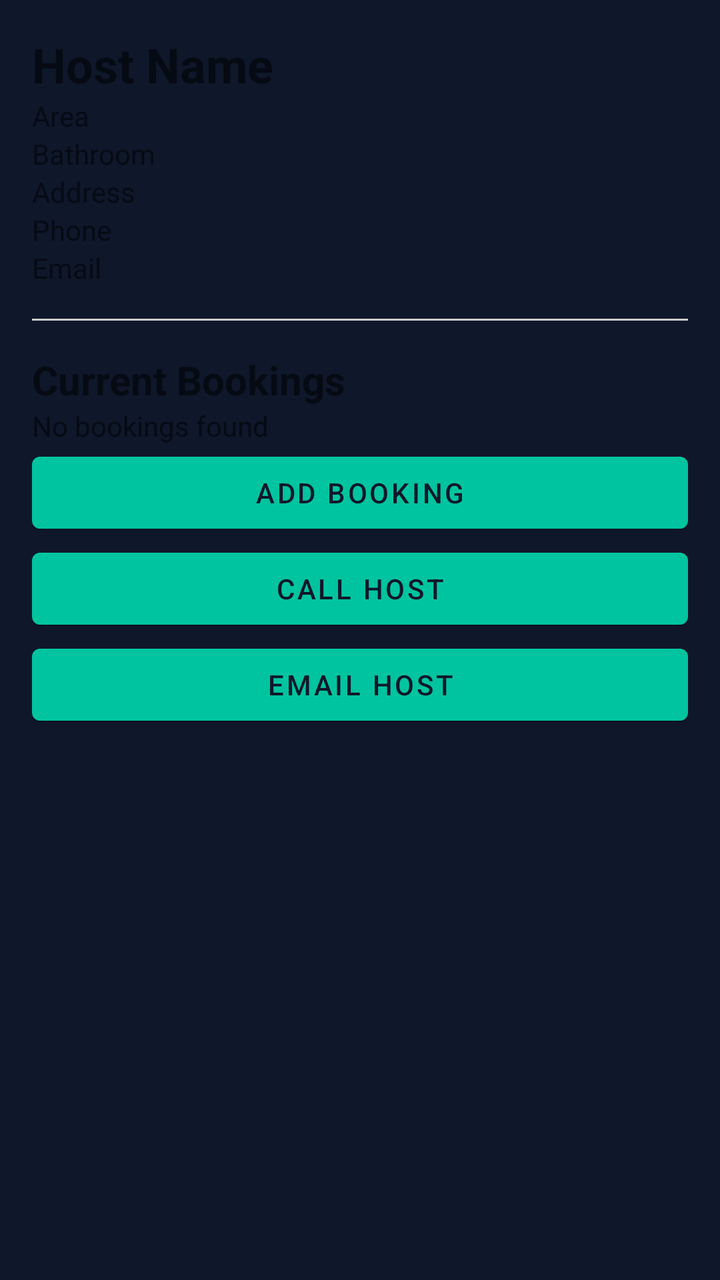
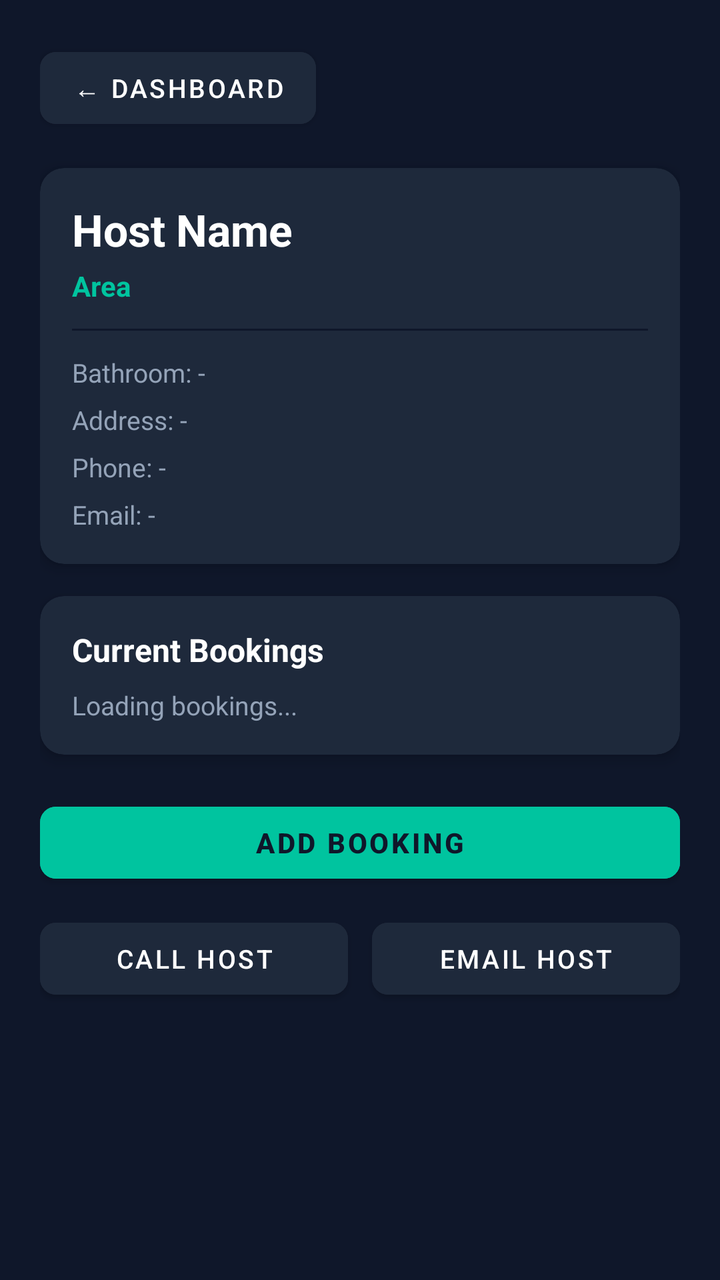

An Android layout rendered at two revisions. The XML below is the earlier revision; the diff shows what the commit changed to produce the second picture.
<!-- AndroidManifest.xml: application theme Theme.SBA_Application -->
<!-- res/layout/activity_host_details.xml -->
<?xml version="1.0" encoding="utf-8"?>
<ScrollView xmlns:android="http://schemas.android.com/apk/res/android"
    xmlns:tools="http://schemas.android.com/tools"
    android:layout_width="match_parent"
    android:layout_height="match_parent">


    <LinearLayout
        android:layout_width="match_parent"
        android:layout_height="wrap_content"
        android:orientation="vertical"
        android:padding="16dp">

        
        <TextView
            android:id="@+id/txtName"
            android:layout_width="wrap_content"
            android:layout_height="wrap_content"
            android:text="Host Name"
            android:textSize="24sp"
            android:textStyle="bold"
            tools:ignore="HardcodedText" />

        
        <TextView
            android:id="@+id/txtArea"
            android:layout_width="wrap_content"
            android:layout_height="wrap_content"
            android:text="Area"
            tools:ignore="HardcodedText"/>

        
        <TextView
            android:id="@+id/txtBathroom"
            android:layout_width="wrap_content"
            android:layout_height="wrap_content"
            tools:ignore="HardcodedText"
            android:text="Bathroom"/>

        
        <TextView
            android:id="@+id/txtAddress"
            android:layout_width="wrap_content"
            android:layout_height="wrap_content"
            tools:ignore="HardcodedText"
            android:text="Address"/>

        
        <TextView
            android:id="@+id/txtPhone"
            android:layout_width="wrap_content"
            android:layout_height="wrap_content"
            tools:ignore="HardcodedText"
            android:text="Phone"/>

        
        <TextView
            android:id="@+id/txtEmail"
            android:layout_width="wrap_content"
            android:layout_height="wrap_content"
            tools:ignore="HardcodedText"
            android:text="Email"/>

        
        <View
            android:layout_width="match_parent"
            android:layout_height="1dp"
            android:layout_marginTop="16dp"
            android:layout_marginBottom="16dp"
            tools:ignore="HardcodedText"
            android:background="#CCCCCC"/>

        
        <TextView
            android:layout_width="wrap_content"
            android:layout_height="wrap_content"
            android:text="Current Bookings"
            tools:ignore="HardcodedText"
            android:textSize="20sp"
            android:textStyle="bold"/>

        <TextView
            android:id="@+id/txtBookings"
            android:layout_width="match_parent"
            android:layout_height="wrap_content"
            tools:ignore="HardcodedText"
            android:text="No bookings found"/>

        

        <Button
            android:id="@+id/btnAddBooking"
            android:layout_width="match_parent"
            android:layout_height="wrap_content"
            tools:ignore="HardcodedText"
            android:text="Add Booking"/>

        <Button
            android:id="@+id/btnCallHost"
            android:layout_width="match_parent"
            android:layout_height="wrap_content"
            tools:ignore="HardcodedText"
            android:text="Call Host"/>

        <Button
            android:id="@+id/btnEmailHost"
            android:layout_width="match_parent"
            android:layout_height="wrap_content"
            tools:ignore="HardcodedText"
            android:text="Email Host"/>

    </LinearLayout>

</ScrollView>
<!-- resources referenced by this layout -->
<resources>
  <style name="Theme.SBA_Application" parent="Theme.MaterialComponents.DayNight.NoActionBar">
          
          <item name="colorPrimary">@color/sba_teal_accent</item>
          <item name="colorPrimaryVariant">@color/sba_teal_dark</item>
          <item name="colorOnPrimary">@color/sba_dark_navy</item>
  
          
          <item name="android:windowBackground">@color/sba_dark_navy</item>
          <item name="colorSurface">@color/sba_card_bg</item>
  
          
          <item name="android:statusBarColor">@color/sba_dark_navy</item>
      </style>
  <color name="sba_teal_accent">#00C49F</color>
  <color name="sba_teal_dark">#008A70</color>
  <color name="sba_dark_navy">#0F172A</color>
  <color name="sba_card_bg">#1E293B</color>
</resources>

<!-- the commit's change to res/layout/activity_host_details.xml (unified diff, before → after) -->
@@ -1,114 +1,186 @@
 <?xml version="1.0" encoding="utf-8"?>
-<ScrollView xmlns:android="http://schemas.android.com/apk/res/android"
+<ScrollView
+    xmlns:android="http://schemas.android.com/apk/res/android"
+    xmlns:app="http://schemas.android.com/apk/res-auto"
     xmlns:tools="http://schemas.android.com/tools"
     android:layout_width="match_parent"
-    android:layout_height="match_parent">
-
+    android:layout_height="match_parent"
+    android:background="@color/sba_dark_navy"
+    android:fillViewport="true"
+    tools:context=".DetailedHost"
+    tools:ignore="HardcodedText">
 
     <LinearLayout
         android:layout_width="match_parent"
         android:layout_height="wrap_content"
         android:orientation="vertical"
-        android:padding="16dp">
+        android:padding="20dp">
 
         
-        <TextView
-            android:id="@+id/txtName"
+        <Button
+            android:id="@+id/btnReturnDashboard"
             android:layout_width="wrap_content"
-            android:layout_height="wrap_content"
-            android:text="Host Name"
-            android:textSize="24sp"
-            android:textStyle="bold"
-            tools:ignore="HardcodedText" />
+            android:layout_height="48dp"
+            android:backgroundTint="@color/sba_card_bg"
+            android:text="← Dashboard"
+            android:textColor="@color/text_white"
+            android:textSize="13sp"
+            app:cornerRadius="8dp" />
 
         
-        <TextView
-            android:id="@+id/txtArea"
-            android:layout_width="wrap_content"
+        <androidx.cardview.widget.CardView
+            android:layout_width="match_parent"
             android:layout_height="wrap_content"
-            android:text="Area"
-            tools:ignore="HardcodedText"/>
+            android:layout_marginTop="16dp"
+            app:cardBackgroundColor="@color/sba_card_bg"
+            app:cardCornerRadius="12dp"
+            app:cardElevation="4dp">
+
+            <LinearLayout
+                android:layout_width="match_parent"
+                android:layout_height="wrap_content"
+                android:orientation="vertical"
+                android:padding="16dp">
+
+                <TextView
+                    android:id="@+id/txtName"
+                    android:layout_width="wrap_content"
+                    android:layout_height="wrap_content"
+                    android:text="Host Name"
+                    android:textColor="@color/text_white"
+                    android:textSize="22sp"
+                    android:textStyle="bold" />
+
+                <TextView
+                    android:id="@+id/txtArea"
+                    android:layout_width="wrap_content"
+                    android:layout_height="wrap_content"
+                    android:layout_marginTop="4dp"
+                    android:text="Area"
+                    android:textColor="@color/sba_teal_accent"
+                    android:textSize="14sp"
+                    android:textStyle="bold" />
+
+                <View
+                    android:layout_width="match_parent"
+                    android:layout_height="1dp"
+                    android:layout_marginVertical="12dp"
+                    android:background="@color/sba_dark_navy" />
+
+                <TextView
+                    android:id="@+id/txtBathroom"
+                    android:layout_width="wrap_content"
+                    android:layout_height="wrap_content"
+                    android:text="Bathroom: -"
+                    android:textColor="@color/text_muted"
+                    android:textSize="13sp" />
+
+                <TextView
+                    android:id="@+id/txtAddress"
+                    android:layout_width="wrap_content"
+                    android:layout_height="wrap_content"
+                    android:layout_marginTop="6dp"
+                    android:text="Address: -"
+                    android:textColor="@color/text_muted"
+                    android:textSize="13sp" />
+
+                <TextView
+                    android:id="@+id/txtPhone"
+                    android:layout_width="wrap_content"
+                    android:layout_height="wrap_content"
+                    android:layout_marginTop="6dp"
+                    android:text="Phone: -"
+                    android:textColor="@color/text_muted"
+                    android:textSize="13sp" />
+
+                <TextView
+                    android:id="@+id/txtEmail"
+                    android:layout_width="wrap_content"
+                    android:layout_height="wrap_content"
+                    android:layout_marginTop="6dp"
+                    android:text="Email: -"
+                    android:textColor="@color/text_muted"
+                    android:textSize="13sp" />
+            </LinearLayout>
+        </androidx.cardview.widget.CardView>
 
         
-        <TextView
-            android:id="@+id/txtBathroom"
-            android:layout_width="wrap_content"
+        <androidx.cardview.widget.CardView
+            android:layout_width="match_parent"
             android:layout_height="wrap_content"
-            tools:ignore="HardcodedText"
-            android:text="Bathroom"/>
+            android:layout_marginTop="16dp"
+            app:cardBackgroundColor="@color/sba_card_bg"
+            app:cardCornerRadius="12dp"
+            app:cardElevation="4dp">
+
+            <LinearLayout
+                android:layout_width="match_parent"
+                android:layout_height="wrap_content"
+                android:orientation="vertical"
+                android:padding="16dp">
+
+                <TextView
+                    android:layout_width="wrap_content"
+                    android:layout_height="wrap_content"
+                    android:text="Current Bookings"
+                    android:textColor="@color/text_white"
+                    android:textSize="16sp"
+                    android:textStyle="bold" />
+
+                <TextView
+                    android:id="@+id/txtBookings"
+                    android:layout_width="match_parent"
+                    android:layout_height="wrap_content"
+                    android:layout_marginTop="8dp"
+                    android:text="Loading bookings..."
+                    android:textColor="@color/text_muted"
+                    android:textSize="13sp" />
+            </LinearLayout>
+        </androidx.cardview.widget.CardView>
 
         
-        <TextView
-            android:id="@+id/txtAddress"
-            android:layout_width="wrap_content"
-            android:layout_height="wrap_content"
-            tools:ignore="HardcodedText"
-            android:text="Address"/>
-
-        
-        <TextView
-            android:id="@+id/txtPhone"
-            android:layout_width="wrap_content"
-            android:layout_height="wrap_content"
-            tools:ignore="HardcodedText"
-            android:text="Phone"/>
-
-        
-        <TextView
-            android:id="@+id/txtEmail"
-            android:layout_width="wrap_content"
-            android:layout_height="wrap_content"
-            tools:ignore="HardcodedText"
-            android:text="Email"/>
-
-        
-        <View
-            android:layout_width="match_parent"
-            android:layout_height="1dp"
-            android:layout_marginTop="16dp"
-            android:layout_marginBottom="16dp"
-            tools:ignore="HardcodedText"
-            android:background="#CCCCCC"/>
-
-        
-        <TextView
-            android:layout_width="wrap_content"
-            android:layout_height="wrap_content"
-            android:text="Current Bookings"
-            tools:ignore="HardcodedText"
-            android:textSize="20sp"
-            android:textStyle="bold"/>
-
-        <TextView
-            android:id="@+id/txtBookings"
-            android:layout_width="match_parent"
-            android:layout_height="wrap_content"
-            tools:ignore="HardcodedText"
-            android:text="No bookings found"/>
-
-        
-
         <Button
             android:id="@+id/btnAddBooking"
             android:layout_width="match_parent"
-            android:layout_height="wrap_content"
-            tools:ignore="HardcodedText"
-            android:text="Add Booking"/>
+            android:layout_height="48dp"
+            android:layout_marginTop="20dp"
+            android:backgroundTint="@color/sba_teal_accent"
+            android:text="Add Booking"
+            android:textColor="@color/sba_dark_navy"
+            android:textSize="14sp"
+            android:textStyle="bold"
+            app:cornerRadius="8dp" />
 
-        <Button
-            android:id="@+id/btnCallHost"
+        <LinearLayout
             android:layout_width="match_parent"
             android:layout_height="wrap_content"
-            tools:ignore="HardcodedText"
-            android:text="Call Host"/>
+            android:layout_marginTop="10dp"
+            android:orientation="horizontal">
 
-        <Button
-            android:id="@+id/btnEmailHost"
-            android:layout_width="match_parent"
-            android:layout_height="wrap_content"
-            tools:ignore="HardcodedText"
-            android:text="Email Host"/>
+            <Button
+                android:id="@+id/btnCallHost"
+                android:layout_width="0dp"
+                android:layout_height="48dp"
+                android:layout_marginEnd="6dp"
+                android:layout_weight="1"
+                android:backgroundTint="@color/sba_card_bg"
+                android:text="Call Host"
+                android:textColor="@color/text_white"
+                android:textSize="13sp"
+                app:cornerRadius="8dp" />
+
+            <Button
+                android:id="@+id/btnEmailHost"
+                android:layout_width="0dp"
+                android:layout_height="48dp"
+                android:layout_marginStart="6dp"
+                android:layout_weight="1"
+                android:backgroundTint="@color/sba_card_bg"
+                android:text="Email Host"
+                android:textColor="@color/text_white"
+                android:textSize="13sp"
+                app:cornerRadius="8dp" />
+        </LinearLayout>
 
     </LinearLayout>
-
 </ScrollView>
<!-- resource entries referenced after the edit -->
@@ -14,6 +14,8 @@
           <item name="android:statusBarColor">@color/sba_dark_navy</item>
       </style>
   <color name="sba_teal_accent">#00C49F</color>
+  <color name="text_muted">#94A3B8</color>
+  <color name="text_white">#FFFFFF</color>
   <color name="sba_teal_dark">#008A70</color>
   <color name="sba_dark_navy">#0F172A</color>
   <color name="sba_card_bg">#1E293B</color>
